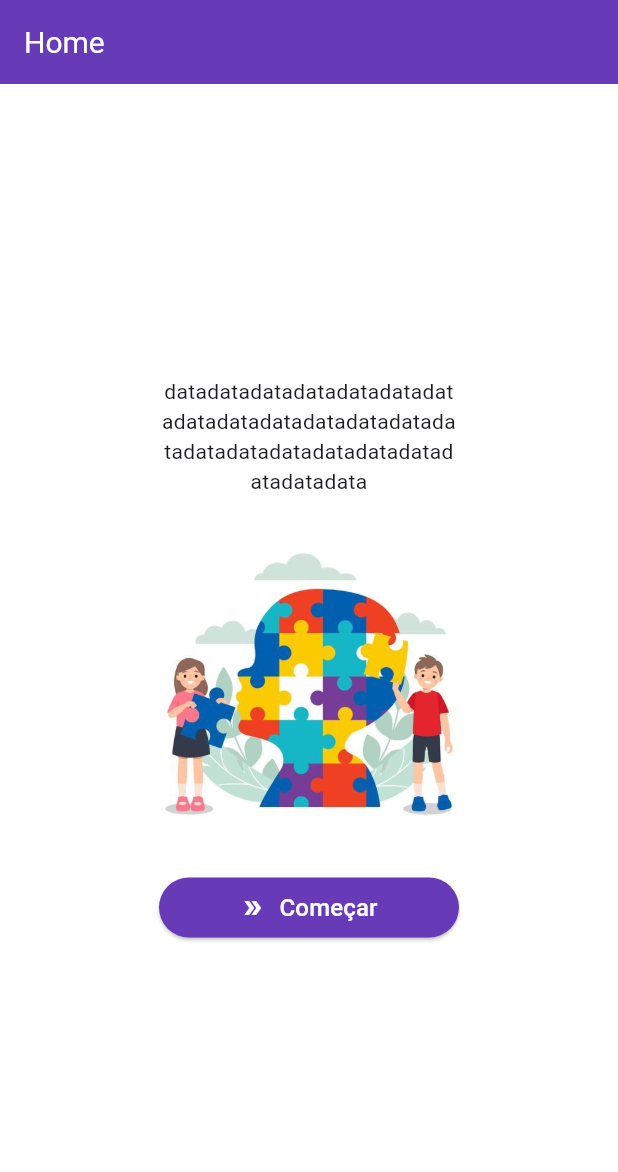
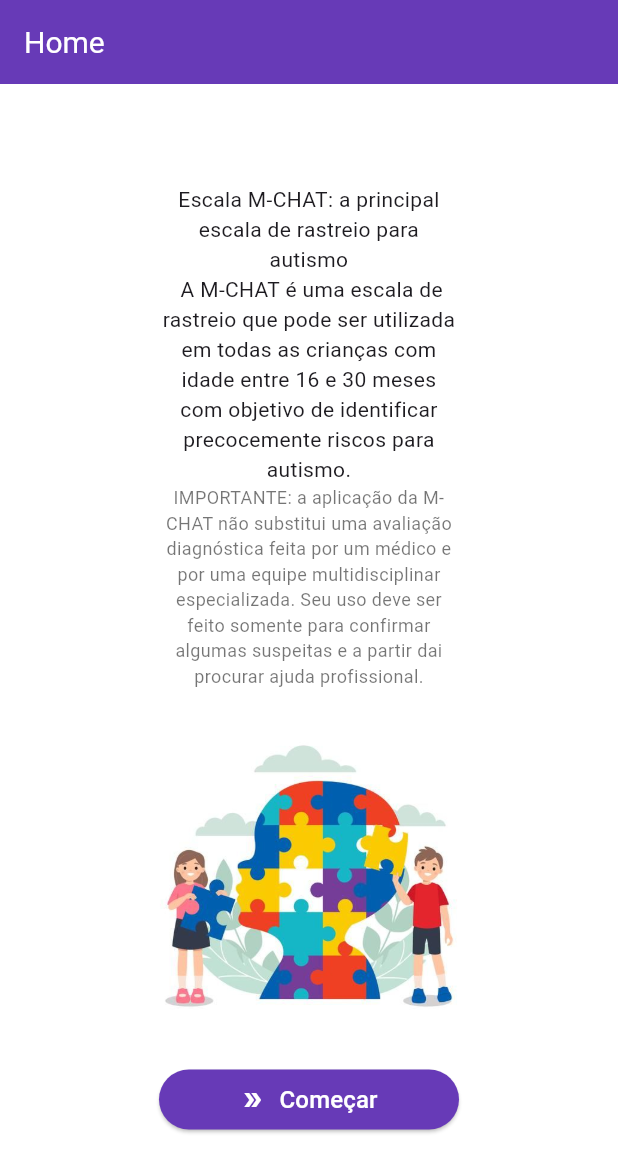
Before and after one commit to cirqueira99/gerenciador-risco-autismo, a Flutter app: the screen it shows after launch, on a phone screen of 412 x 824 dp. Shown: the top 1172 px of the screen. Run offline on Flutter 3.47's test engine with Material 3 defaults, Android fonts, the phone set to English and light mode, and no system bars; our stand-ins replace another_flushbar, hive, qr_flutter, share_plus; missing offline and left inert: dart:html, flutter_barcode_scanner, flutter_flushbar; accounts and stored records are empty.

Commit message:
Alteração texto página inicial

```diff
--- a/questionarioWeb/lib/views/home/home_desktop.dart
+++ b/questionarioWeb/lib/views/home/home_desktop.dart
@@ -22,9 +22,16 @@ class _HomePageDesktopState extends State<HomePageDesktop> {
         mainAxisAlignment: MainAxisAlignment.center,
         children: [
           const SizedBox(
-            width: 200,
-            child: Text("datadatadatadatadatadatadatadatadatadatadatadatadatadatadatadatadatadatadatadatadatadatadata",
-                textAlign: TextAlign.center, style: TextStyle(fontSize: 14)
+            width: 500,
+            child: Column(
+              children: [
+                Text('Escala M-CHAT: a principal escala de rastreio para autismo\n A M-CHAT é uma escala de rastreio que pode ser utilizada em todas as crianças com idade entre 16 e 30 meses com objetivo de identificar precocemente riscos para autismo.',
+                    textAlign: TextAlign.center, style: TextStyle(fontSize: 14)
+                ),
+                Text('IMPORTANTE: a aplicação da M-CHAT não substitui uma avaliação diagnóstica feita por um médico e por uma equipe multidisciplinar especializada. Seu uso deve ser feito somente para confirmar algumas suspeitas e a partir dai procurar ajuda profissional.',
+                    textAlign: TextAlign.center, style: TextStyle(fontSize: 12, color: Colors.black54)
+                ),
+              ],
             ),
           ),
           SizedBox(child: Image.asset('lib/assets/imagem_inicial.jpg', width: 300,)),
--- a/questionarioWeb/lib/views/home/home_mobile.dart
+++ b/questionarioWeb/lib/views/home/home_mobile.dart
@@ -23,8 +23,15 @@ class _HomePageMobileState extends State<HomePageMobile> {
         children: [
           const SizedBox(
             width: 200,
-            child: Text("datadatadatadatadatadatadatadatadatadatadatadatadatadatadatadatadatadatadatadatadatadatadata",
-              textAlign: TextAlign.center, style: TextStyle(fontSize: 14)
+            child: Column(
+              children: [
+                Text('Escala M-CHAT: a principal escala de rastreio para autismo\n A M-CHAT é uma escala de rastreio que pode ser utilizada em todas as crianças com idade entre 16 e 30 meses com objetivo de identificar precocemente riscos para autismo.',
+                    textAlign: TextAlign.center, style: TextStyle(fontSize: 14)
+                ),
+                Text('IMPORTANTE: a aplicação da M-CHAT não substitui uma avaliação diagnóstica feita por um médico e por uma equipe multidisciplinar especializada. Seu uso deve ser feito somente para confirmar algumas suspeitas e a partir dai procurar ajuda profissional.',
+                    textAlign: TextAlign.center, style: TextStyle(fontSize: 12, color: Colors.black54)
+                ),
+              ],
             ),
           ),
           SizedBox(child: Image.asset('lib/assets/imagem_inicial.jpg', width: 250,)),
--- a/questionarioWeb/lib/views/home/home_tablet.dart
+++ b/questionarioWeb/lib/views/home/home_tablet.dart
@@ -23,8 +23,15 @@ class _HomePageTabletState extends State<HomePageTablet> {
         children: [
           const SizedBox(
             width: 350,
-            child: Text("datadatadatadatadatadatadatadatadatadatadatadatadatadatadatadatadatadatadatadatadatadatadata",
-                textAlign: TextAlign.center, style: TextStyle(fontSize: 14)
+            child: Column(
+              children: [
+                Text('Escala M-CHAT: a principal escala de rastreio para autismo\n A M-CHAT é uma escala de rastreio que pode ser utilizada em todas as crianças com idade entre 16 e 30 meses com objetivo de identificar precocemente riscos para autismo.',
+                    textAlign: TextAlign.center, style: TextStyle(fontSize: 14)
+                ),
+                Text('IMPORTANTE: a aplicação da M-CHAT não substitui uma avaliação diagnóstica feita por um médico e por uma equipe multidisciplinar especializada. Seu uso deve ser feito somente para confirmar algumas suspeitas e a partir dai procurar ajuda profissional.',
+                    textAlign: TextAlign.center, style: TextStyle(fontSize: 12, color: Colors.black54)
+                ),
+              ],
             ),
           ),
           SizedBox(child: Image.asset('lib/assets/imagem_inicial.jpg', width: 300,)),
```
Also changed, not shown: questionarioWeb/lib/views/questionario/questionario.dart (+12 -3 lines).
